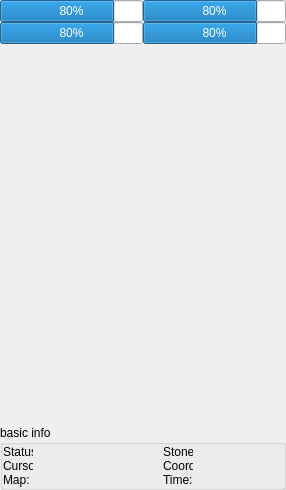
The window that SaSH/mainform.ui (bestkakkoii/SaSH) describes before a commit, drawn with Qt 5.
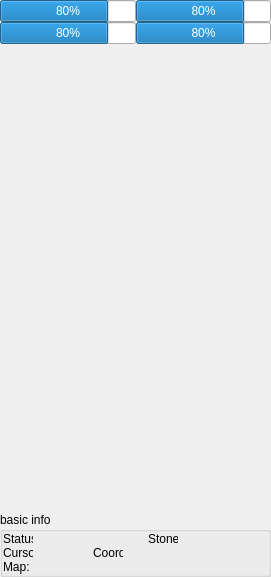
The same window after the commit. Custom widgets are drawn as their Qt base class.

The edit to the form file:
```diff
--- a/SaSH/mainform.ui
+++ b/SaSH/mainform.ui
@@ -6,8 +6,8 @@
    <rect>
     <x>0</x>
     <y>0</y>
-    <width>282</width>
-    <height>490</height>
+    <width>271</width>
+    <height>577</height>
    </rect>
   </property>
   <property name="minimumSize">
@@ -32,7 +32,7 @@
    <property name="styleSheet">
     <string notr="true"/>
    </property>
-   <layout class="QVBoxLayout" name="verticalLayout">
+   <layout class="QVBoxLayout" name="verticalLayout_2">
     <property name="spacing">
      <number>0</number>
     </property>
@@ -160,7 +160,10 @@
       <property name="title">
        <string>basic info</string>
       </property>
-      <layout class="QGridLayout" name="gridLayout">
+      <layout class="QVBoxLayout" name="verticalLayout">
+       <property name="spacing">
+        <number>0</number>
+       </property>
        <property name="leftMargin">
         <number>0</number>
        </property>
@@ -173,10 +176,24 @@
        <property name="bottomMargin">
         <number>0</number>
        </property>
+       <item>
+        <layout class="QHBoxLayout" name="horizontalLayout_3">
        <property name="spacing">
         <number>0</number>
        </property>
-       <item row="0" column="0">
+         <property name="leftMargin">
+          <number>0</number>
+         </property>
+         <property name="topMargin">
+          <number>0</number>
+         </property>
+         <property name="rightMargin">
+          <number>0</number>
+         </property>
+         <property name="bottomMargin">
+          <number>0</number>
+         </property>
+         <item>
         <widget class="QLabel" name="label_status_">
          <property name="sizePolicy">
           <sizepolicy hsizetype="Fixed" vsizetype="Fixed">
@@ -201,17 +218,17 @@
          </property>
         </widget>
        </item>
-       <item row="0" column="1">
+         <item>
         <widget class="FastLabel" name="label_status" native="true">
          <property name="sizePolicy">
-          <sizepolicy hsizetype="Fixed" vsizetype="Fixed">
+            <sizepolicy hsizetype="Expanding" vsizetype="Fixed">
            <horstretch>0</horstretch>
            <verstretch>0</verstretch>
           </sizepolicy>
          </property>
          <property name="minimumSize">
           <size>
-           <width>130</width>
+             <width>0</width>
            <height>14</height>
           </size>
          </property>
@@ -223,7 +240,7 @@
          </property>
         </widget>
        </item>
-       <item row="0" column="2">
+         <item>
         <widget class="QLabel" name="label_stone_">
          <property name="sizePolicy">
           <sizepolicy hsizetype="Fixed" vsizetype="Fixed">
@@ -248,17 +265,17 @@
          </property>
         </widget>
        </item>
-       <item row="0" column="3">
+         <item>
         <widget class="FastLabel" name="label_stone" native="true">
          <property name="sizePolicy">
-          <sizepolicy hsizetype="Fixed" vsizetype="Preferred">
+            <sizepolicy hsizetype="Expanding" vsizetype="Fixed">
            <horstretch>0</horstretch>
            <verstretch>0</verstretch>
           </sizepolicy>
          </property>
          <property name="minimumSize">
           <size>
-           <width>90</width>
+             <width>0</width>
            <height>14</height>
           </size>
          </property>
@@ -270,7 +287,14 @@
          </property>
         </widget>
        </item>
-       <item row="1" column="0">
+        </layout>
+       </item>
+       <item>
+        <layout class="QHBoxLayout" name="horizontalLayout_4">
+         <property name="spacing">
+          <number>0</number>
+         </property>
+         <item>
         <widget class="QLabel" name="label_cursor_">
          <property name="sizePolicy">
           <sizepolicy hsizetype="Fixed" vsizetype="Fixed">
@@ -295,7 +319,7 @@
          </property>
         </widget>
        </item>
-       <item row="1" column="1">
+         <item>
         <widget class="FastLabel" name="label_cursor" native="true">
          <property name="sizePolicy">
           <sizepolicy hsizetype="Fixed" vsizetype="Fixed">
@@ -305,19 +329,19 @@
          </property>
          <property name="minimumSize">
           <size>
-           <width>130</width>
+             <width>60</width>
            <height>14</height>
           </size>
          </property>
          <property name="maximumSize">
           <size>
-           <width>130</width>
+             <width>60</width>
            <height>14</height>
           </size>
          </property>
         </widget>
        </item>
-       <item row="1" column="2">
+         <item>
         <widget class="QLabel" name="label_coords_">
          <property name="sizePolicy">
           <sizepolicy hsizetype="Fixed" vsizetype="Fixed">
@@ -342,20 +366,42 @@
          </property>
         </widget>
        </item>
-       <item row="1" column="3">
+         <item>
         <widget class="FastLabel" name="label_coords" native="true">
          <property name="sizePolicy">
-          <sizepolicy hsizetype="Fixed" vsizetype="Fixed">
+            <sizepolicy hsizetype="Expanding" vsizetype="Fixed">
            <horstretch>0</horstretch>
            <verstretch>0</verstretch>
           </sizepolicy>
          </property>
          <property name="minimumSize">
           <size>
+             <width>0</width>
+             <height>14</height>
+            </size>
+           </property>
+           <property name="maximumSize">
+            <size>
            <width>90</width>
            <height>14</height>
           </size>
          </property>
+          </widget>
+         </item>
+         <item>
+          <widget class="FastLabel" name="label_time" native="true">
+           <property name="sizePolicy">
+            <sizepolicy hsizetype="Expanding" vsizetype="Fixed">
+             <horstretch>0</horstretch>
+             <verstretch>0</verstretch>
+            </sizepolicy>
+           </property>
+           <property name="minimumSize">
+            <size>
+             <width>0</width>
+             <height>14</height>
+            </size>
+           </property>
          <property name="maximumSize">
           <size>
            <width>90</width>
@@ -364,7 +410,14 @@
          </property>
         </widget>
        </item>
-       <item row="2" column="0">
+        </layout>
+       </item>
+       <item>
+        <layout class="QHBoxLayout" name="horizontalLayout_5">
+         <property name="spacing">
+          <number>0</number>
+         </property>
+         <item>
         <widget class="QLabel" name="label_map_">
          <property name="sizePolicy">
           <sizepolicy hsizetype="Fixed" vsizetype="Fixed">
@@ -389,74 +442,29 @@
          </property>
         </widget>
        </item>
-       <item row="2" column="1">
+         <item>
         <widget class="FastLabel" name="label_map" native="true">
          <property name="sizePolicy">
-          <sizepolicy hsizetype="Fixed" vsizetype="Fixed">
+            <sizepolicy hsizetype="Expanding" vsizetype="Fixed">
            <horstretch>0</horstretch>
            <verstretch>0</verstretch>
           </sizepolicy>
          </property>
          <property name="minimumSize">
           <size>
-           <width>130</width>
+             <width>0</width>
            <height>14</height>
           </size>
          </property>
          <property name="maximumSize">
           <size>
-           <width>130</width>
+             <width>16777215</width>
            <height>14</height>
           </size>
          </property>
         </widget>
        </item>
-       <item row="2" column="2">
-        <widget class="QLabel" name="label_time_">
-         <property name="sizePolicy">
-          <sizepolicy hsizetype="Fixed" vsizetype="Fixed">
-           <horstretch>0</horstretch>
-           <verstretch>0</verstretch>
-          </sizepolicy>
-         </property>
-         <property name="minimumSize">
-          <size>
-           <width>30</width>
-           <height>14</height>
-          </size>
-         </property>
-         <property name="maximumSize">
-          <size>
-           <width>30</width>
-           <height>14</height>
-          </size>
-         </property>
-         <property name="text">
-          <string>Time:</string>
-         </property>
-        </widget>
-       </item>
-       <item row="2" column="3">
-        <widget class="FastLabel" name="label_time" native="true">
-         <property name="sizePolicy">
-          <sizepolicy hsizetype="Fixed" vsizetype="Fixed">
-           <horstretch>0</horstretch>
-           <verstretch>0</verstretch>
-          </sizepolicy>
-         </property>
-         <property name="minimumSize">
-          <size>
-           <width>90</width>
-           <height>14</height>
-          </size>
-         </property>
-         <property name="maximumSize">
-          <size>
-           <width>90</width>
-           <height>14</height>
-          </size>
-         </property>
-        </widget>
+        </layout>
        </item>
       </layout>
      </widget>
```
Lines whose indentation alone changed are shown as unchanged.
